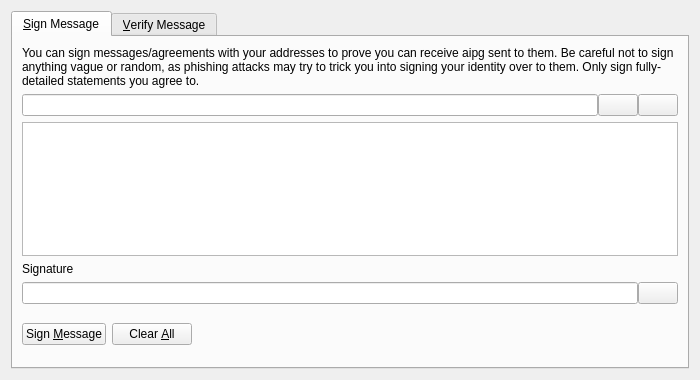
Before: the Qt Designer form src/qt/forms/signverifymessagedialog.ui in AIPowerGrid/AI-Power-Grid-Core, drawn with Qt 5.
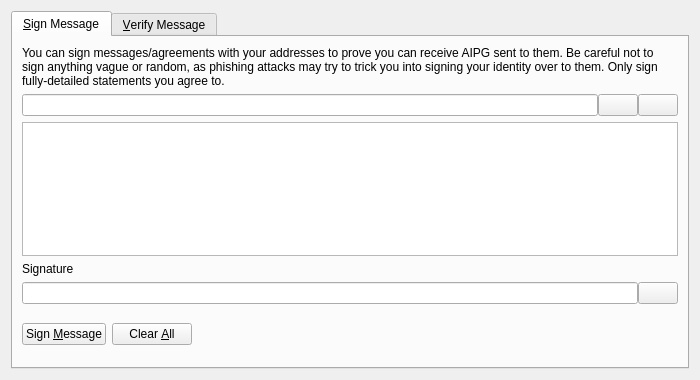
After: the same form once the commit is applied. Icons and pictures are not drawn. Custom widgets are drawn as their Qt base class.

The edit to the form file:
```diff
--- a/src/qt/forms/signverifymessagedialog.ui
+++ b/src/qt/forms/signverifymessagedialog.ui
@@ -30,7 +30,7 @@
        <item>
         <widget class="QLabel" name="infoLabel_SM">
          <property name="text">
-          <string>You can sign messages/agreements with your addresses to prove you can receive aipg sent to them. Be careful not to sign anything vague or random, as phishing attacks may try to trick you into signing your identity over to them. Only sign fully-detailed statements you agree to.</string>
+          <string>You can sign messages/agreements with your addresses to prove you can receive AIPG sent to them. Be careful not to sign anything vague or random, as phishing attacks may try to trick you into signing your identity over to them. Only sign fully-detailed statements you agree to.</string>
          </property>
          <property name="textFormat">
           <enum>Qt::PlainText</enum>
```
Left out of the diff: 8 changed lines with no effect on the pictures.
